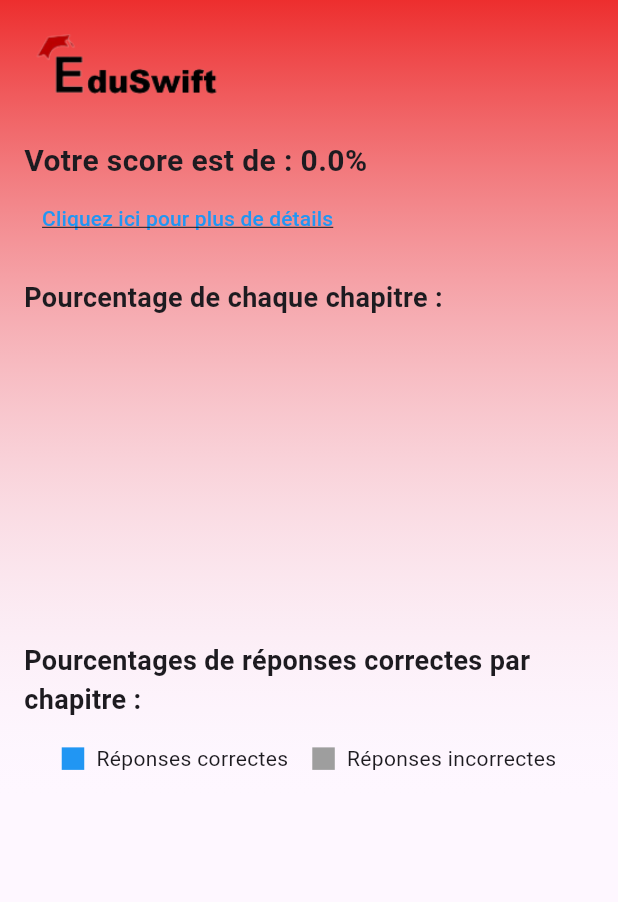
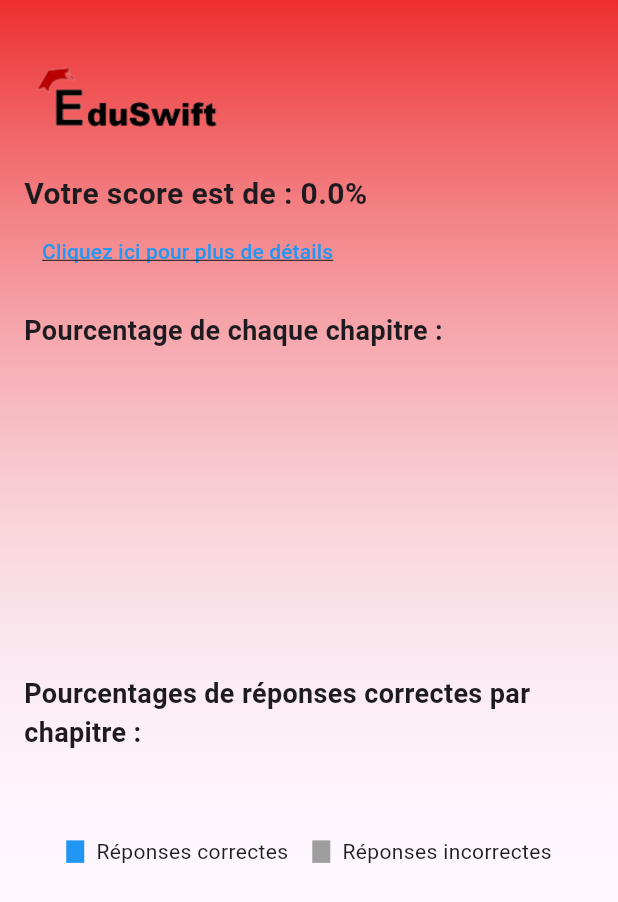
Before and after one commit to IAStudentAnalytics/Flutter_ISA, a Flutter app: the Resultat screen opened directly with empty values, on a phone screen of 412 x 824 dp. Shown: the top 902 px of the screen. Run offline on Flutter 3.47's test engine with Material 3 defaults, Android fonts, the light colour scheme and no system bars; drawn by our look-alikes of fl_chart; our stand-ins replace google_fonts; network calls fail.

Commit message:
designe page resultat done

```diff
--- a/lib/page-1/compilateur.dart
+++ b/lib/page-1/compilateur.dart
@@ -186,7 +186,7 @@ public class HelloWorld {
                   child: Padding(
                     padding: EdgeInsets.only(
                         top:
-                            20.0), // Ajoute un padding supplémentaire vers le haut
+                            22.0), // Ajoute un padding supplémentaire vers le haut
                     child: Image.asset(
                       'assets/pim11.png',
                       width: 150,
--- a/lib/page-1/resultat.dart
+++ b/lib/page-1/resultat.dart
@@ -143,10 +143,16 @@ class Resultat extends StatelessWidget {
             crossAxisAlignment: CrossAxisAlignment.start,
             children: [
               Align(
-                alignment: Alignment.bottomLeft,
-                child: Image.asset(
-                  'assets/pim11.png',
-                  width: 150,
+                alignment: Alignment
+                    .topLeft, // Déplace l'image vers le haut et la gauche
+                child: Padding(
+                  padding: EdgeInsets.only(
+                      top:
+                          22.0), // Ajoute un padding supplémentaire vers le haut
+                  child: Image.asset(
+                    'assets/pim11.png',
+                    width: 150,
+                  ),
                 ),
               ),
               SizedBox(height: 16),
@@ -198,13 +204,25 @@ class Resultat extends StatelessWidget {
                       ), // Pas de titres sur l'axe gauche
                       bottomTitles: SideTitles(
                         showTitles: true,
-                        reservedSize: 32,
+                        reservedSize: 35,
                         getTitles: (value) {
                           final index = value.toInt();
                           final chapterName =
                               chapterPercentages.keys.toList()[index];
                           return chapterName;
                         },
+/*
+                        getTextStyles: (context, value) => TextStyle(
+                          fontSize: MediaQuery.of(context).size.width /
+                              60, // Adaptatif
+                        ),*/
+                        getTextStyles: (context, value) =>
+                            MediaQuery.of(context).size.width < 600
+                                ? TextStyle(
+                                    fontSize:
+                                        MediaQuery.of(context).size.width / 65)
+                                : TextStyle(fontSize: 14),
+                        //margin: 10,
                       ),
                       topTitles: SideTitles(
                         showTitles: false,
@@ -213,6 +231,7 @@ class Resultat extends StatelessWidget {
                   ),
                 ),
               ),
+
               SizedBox(height: 16),
               Text(
                 'Pourcentages de réponses correctes par chapitre :',
@@ -225,6 +244,7 @@ class Resultat extends StatelessWidget {
               Center(
                 child: SingleChildScrollView(
                   scrollDirection: Axis.horizontal,
+                  padding: EdgeInsets.all(20.0),
                   child: Row(
                     crossAxisAlignment: CrossAxisAlignment.center,
                     mainAxisAlignment: MainAxisAlignment.center,
@@ -246,7 +266,7 @@ class Resultat extends StatelessWidget {
                 children: [
                   // Légende couleur correcte
                   Container(
-                    width: 15,
+                    width: 12,
                     height: 15,
                     color: Colors.blue,
                   ),
@@ -258,7 +278,7 @@ class Resultat extends StatelessWidget {
                   SizedBox(width: 16),
                   // Légende couleur incorrecte
                   Container(
-                    width: 15,
+                    width: 12,
                     height: 15,
                     color: Colors.grey,
                   ),
--- a/lib/page-1/testblanc.dart
+++ b/lib/page-1/testblanc.dart
@@ -80,7 +80,7 @@ Widget build(BuildContext context) {
           ),
         ),
         Positioned(
-          top: 20,
+          top: 22,
           left: 0,
           child: Image.asset(
             'assets/pim11.png',
```
